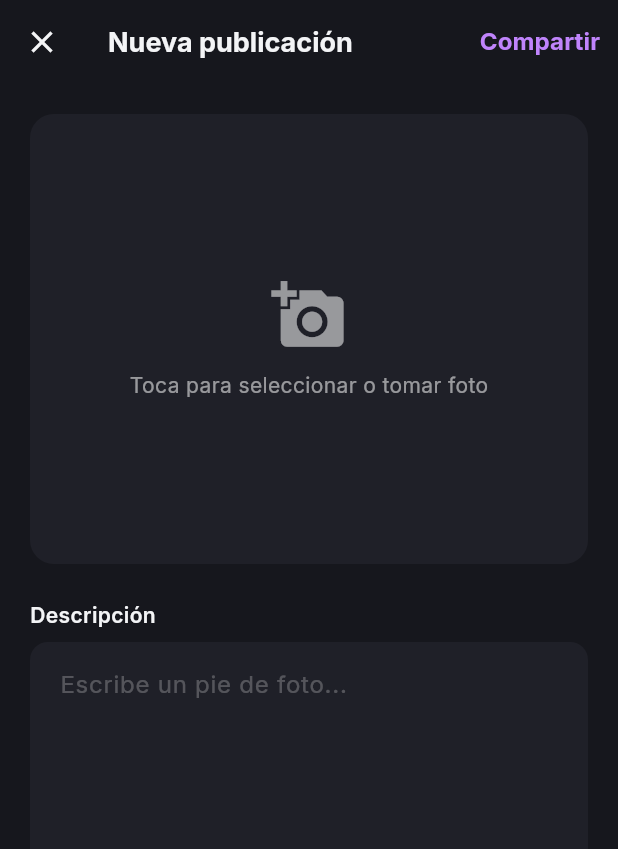
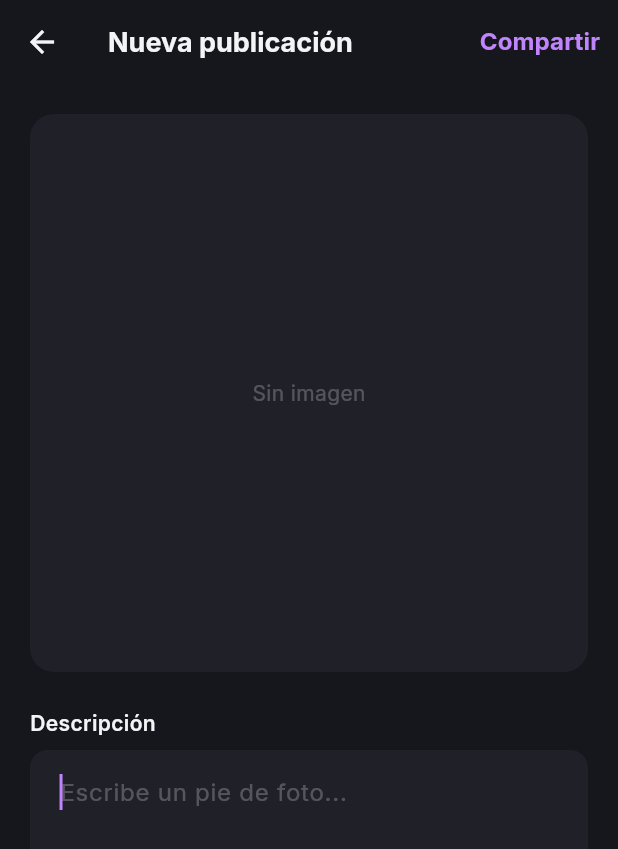
Before and after one commit to bictorp/EA_APP_G5, a Flutter app: the CreatePostScreen screen opened by its route, on a phone screen of 412 x 824 dp. Shown: the top 849 px of the screen. Run offline on Flutter 3.47's test engine with Material 3 defaults, Android fonts, the phone set to English and light mode, and no system bars; our stand-ins replace camera, dio, flutter_secure_storage, get, google_fonts, image_cropper and 2 more; missing offline and left inert: photofilters; accounts and stored records are empty.

Commit message:
foto camera/filter

```diff
--- a/lib/constants/api_constants.dart
+++ b/lib/constants/api_constants.dart
@@ -6,7 +6,8 @@ class ApiConstants {
     if (kIsWeb) {
       return 'http://localhost:1337';
     } else if (Platform.isAndroid) {
-      return 'http://10.0.2.2:1337';
+      // Usamos la IP local de tu PC para máxima compatibilidad
+      return 'http://192.168.1.24:1337';
     } else {
       return 'http://localhost:1337';
     }
--- a/lib/screens/create_post_screen.dart
+++ b/lib/screens/create_post_screen.dart
@@ -3,49 +3,16 @@ import 'package:flutter/foundation.dart' show kIsWeb;
 import 'package:flutter/material.dart';
 import 'package:get/get.dart';
 import 'package:google_fonts/google_fonts.dart';
-import 'package:image_picker/image_picker.dart';
 import '../constants/app_colors.dart';
 import '../controllers/create_post_controller.dart';
 
 class CreatePostScreen extends StatelessWidget {
   const CreatePostScreen({super.key});
 
-  void _showPicker(BuildContext context, CreatePostController controller) {
-    showModalBottomSheet(
-      context: context,
-      backgroundColor: AppColors.containerBg,
-      shape: const RoundedRectangleBorder(
-        borderRadius: BorderRadius.vertical(top: Radius.circular(20)),
-      ),
-      builder: (BuildContext bc) {
-        return SafeArea(
-          child: Wrap(
-            children: <Widget>[
-              ListTile(
-                  leading: const Icon(Icons.photo_library, color: Colors.white),
-                  title: const Text('Galería', style: TextStyle(color: Colors.white)),
-                  onTap: () {
-                    controller.pickImage(ImageSource.gallery);
-                    Navigator.of(context).pop();
-                  }),
-              ListTile(
-                leading: const Icon(Icons.photo_camera, color: Colors.white),
-                title: const Text('Cámara', style: TextStyle(color: Colors.white)),
-                onTap: () {
-                  controller.pickImage(ImageSource.camera);
-                  Navigator.of(context).pop();
-                },
-              ),
-            ],
-          ),
-        );
-      }
-    );
-  }
-
   @override
   Widget build(BuildContext context) {
-    final CreatePostController controller = Get.put(CreatePostController());
+    // Obtenemos el controlador que ya fue inicializado en el flujo previo
+    final CreatePostController controller = Get.find<CreatePostController>();
 
     return Scaffold(
       backgroundColor: AppColors.bg,
@@ -53,7 +20,7 @@ class CreatePostScreen extends StatelessWidget {
         backgroundColor: AppColors.bg,
         elevation: 0,
         leading: IconButton(
-          icon: const Icon(Icons.close, color: AppColors.textHeader),
+          icon: const Icon(Icons.arrow_back, color: AppColors.textHeader),
           onPressed: () => Get.back(),
         ),
         title: Text(
@@ -83,11 +50,10 @@ class CreatePostScreen extends StatelessWidget {
         child: Column(
           crossAxisAlignment: CrossAxisAlignment.start,
           children: [
-            GestureDetector(
-              onTap: () => _showPicker(context, controller),
-              child: Obx(() => Container(
+            // Vista previa de la imagen ya procesada
+            Obx(() => Container(
               width: double.infinity,
-                height: 300,
+              height: MediaQuery.of(context).size.width - 40, // Formato cuadrado
               decoration: BoxDecoration(
                 color: AppColors.containerBg,
                 borderRadius: BorderRadius.circular(16),
@@ -100,22 +66,33 @@ class CreatePostScreen extends StatelessWidget {
                       )
                     : null,
               ),
-                child: controller.selectedImage.value == null
-                    ? Column(
-                        mainAxisAlignment: MainAxisAlignment.center,
+              child: controller.selectedImage.value != null
+                ? Stack(
                     children: [
-                          const Icon(Icons.add_a_photo, size: 50, color: Colors.white54),
-                          const SizedBox(height: 12),
-                          Text(
-                            'Toca para seleccionar o tomar foto',
-                            style: GoogleFonts.inter(color: Colors.white54),
-                          )
+                      Positioned(
+                        bottom: 12,
+                        right: 12,
+                        child: ElevatedButton.icon(
+                          onPressed: () => controller.reEditImage(),
+                          icon: const Icon(Icons.edit, size: 18),
+                          label: const Text('Editar'),
+                          style: ElevatedButton.styleFrom(
+                            backgroundColor: Colors.black54,
+                            foregroundColor: Colors.white,
+                            shape: RoundedRectangleBorder(
+                              borderRadius: BorderRadius.circular(20),
+                            ),
+                          ),
+                        ),
+                      ),
                     ],
                   )
-                    : null,
+                : const Center(child: Text("Sin imagen", style: TextStyle(color: Colors.white24))),
             )),
-            ),
+
             const SizedBox(height: 24),
+
+            // Campo de descripción (Pie de foto)
             Text(
               'Descripción',
               style: GoogleFonts.inter(
@@ -127,8 +104,9 @@ class CreatePostScreen extends StatelessWidget {
             const SizedBox(height: 8),
             TextField(
               controller: controller.captionController,
-              maxLines: 5,
+              maxLines: 4,
               style: GoogleFonts.inter(color: Colors.white),
+              autofocus: true, // Abrir teclado directamente para escribir la descripción
               decoration: InputDecoration(
                 hintText: 'Escribe un pie de foto...',
                 hintStyle: GoogleFonts.inter(color: Colors.white24),
@@ -141,7 +119,9 @@ class CreatePostScreen extends StatelessWidget {
                 contentPadding: const EdgeInsets.all(16),
               ),
             ),
+
             const SizedBox(height: 32),
+
             Obx(() => controller.isLoading.value
                 ? const Center(child: CircularProgressIndicator(color: AppColors.textLink))
                 : const SizedBox.shrink()),
--- a/lib/screens/home_screen.dart
+++ b/lib/screens/home_screen.dart
@@ -3,6 +3,7 @@ import 'package:get/get.dart';
 import 'package:google_fonts/google_fonts.dart';
 import '../constants/app_colors.dart';
 import '../controllers/home_controller.dart';
+import '../controllers/create_post_controller.dart';
 import '../widgets/post_card.dart';
 
 class HomeScreen extends StatelessWidget {
@@ -34,7 +35,10 @@ class HomeScreen extends StatelessWidget {
         ),
         actions: [
           IconButton(
-            onPressed: () => Get.toNamed('/create-post'),
+            onPressed: () {
+              final CreatePostController createPostController = Get.put(CreatePostController());
+              createPostController.startMediaFlow();
+            },
             icon: const Icon(Icons.add_box_outlined, color: AppColors.textHeader),
           ),
           IconButton(
--- a/lib/services/auth_service.dart
+++ b/lib/services/auth_service.dart
@@ -32,6 +32,7 @@ class AuthService {
   }
 
   Future<User?> login(String email, String password) async {
+    print('Intentando login en: ${ApiConstants.loginEndpoint}');
     try {
       final response = await _dio.post(
         ApiConstants.loginEndpoint,
--- a/pubspec.yaml
+++ b/pubspec.yaml
@@ -41,6 +41,11 @@ dependencies:
   jwt_decoder: ^2.0.1
   image_picker: ^1.2.2
   image_cropper: ^12.2.1
+  photofilters: ^3.0.1
+  image: ^3.3.0
+  camera: ^0.12.0+1
+  path_provider: ^2.1.5
+  path: ^1.9.1
 
 dev_dependencies:
   flutter_test:
```
Also changed, not shown: lib/controllers/create_post_controller.dart (+120 -17 lines), lib/main.dart (+9 -0 lines), lib/screens/camera_screen.dart (added, +160 -0 lines), pubspec.lock, 2 other files. Lines whose indentation alone changed are shown as unchanged.
